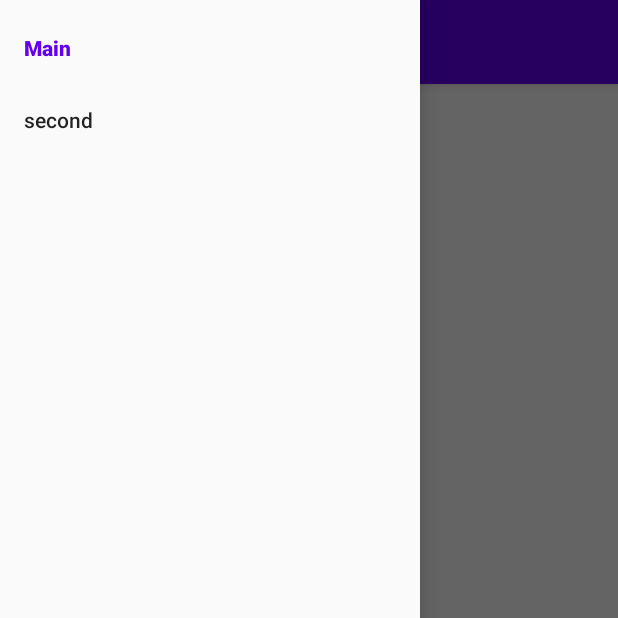
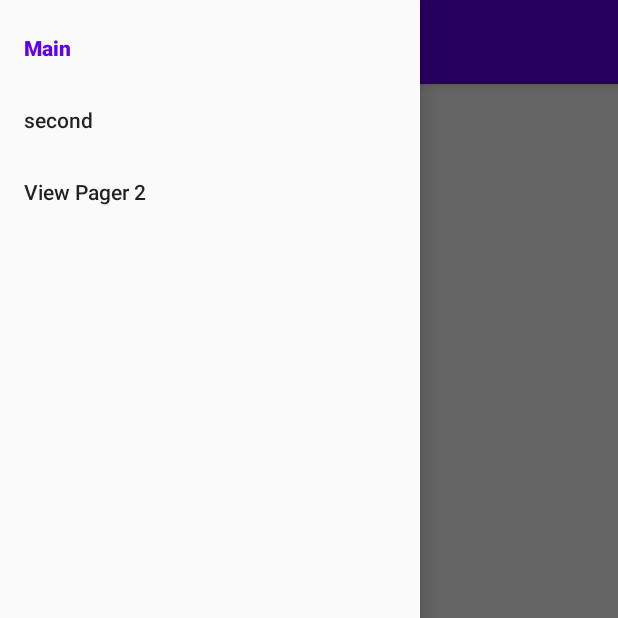
Before and after one commit to ben39053372/My-Todo-App, an Android app: the MainActivity screen opened directly, with no data from a screen before it, with the side drawer open, on a phone screen of 412 x 824 dp, the top half of it. Run offline under Robolectric (Android 15) with nearby library versions, the phone set to English and light mode, and no system bars; our stand-ins replace navigation-ui.

Commit message:
add ViewPager2 example

```diff
--- a/app/src/main/AndroidManifest.xml
+++ b/app/src/main/AndroidManifest.xml
@@ -17,7 +17,7 @@
 
         <!-- region  activity here -->
 
-        <activity android:name=".UI.SplashScreen.SplashActivity">
+        <activity android:name=".ui.splashScreen.SplashActivity">
             <intent-filter>
                 <action android:name="android.intent.action.MAIN" />
                 <category android:name="android.intent.category.LAUNCHER" />
@@ -25,7 +25,7 @@
         </activity>
 
         <activity
-            android:name=".UI.MainActivity"
+            android:name=".ui.MainActivity"
             android:theme="@style/AppTheme" />
 
         <!-- endregion -->
--- a/app/src/main/java/com/ben39053372/myandroidtemplate/UI/MainActivity.kt
+++ b/app/src/main/java/com/ben39053372/myandroidtemplate/ui/MainActivity.kt
@@ -1,4 +1,4 @@
-package com.ben39053372.myandroidtemplate.UI
+package com.ben39053372.myandroidtemplate.ui
 
 import android.os.Bundle
 import androidx.appcompat.app.ActionBarDrawerToggle
--- a/app/src/main/java/com/ben39053372/myandroidtemplate/UI/Home/HomeViewModel.kt
+++ b/app/src/main/java/com/ben39053372/myandroidtemplate/ui/home/HomeViewModel.kt
@@ -1,4 +1,4 @@
-package com.ben39053372.myandroidtemplate.UI.Home
+package com.ben39053372.myandroidtemplate.ui.home
 
 import androidx.lifecycle.ViewModel
 
--- a/app/src/main/java/com/ben39053372/myandroidtemplate/UI/Second/SecondViewModel.kt
+++ b/app/src/main/java/com/ben39053372/myandroidtemplate/ui/second/SecondViewModel.kt
@@ -1,4 +1,4 @@
-package com.ben39053372.myandroidtemplate.UI.Second
+package com.ben39053372.myandroidtemplate.ui.second
 
 import androidx.lifecycle.ViewModel
 
--- a/app/src/main/java/com/ben39053372/myandroidtemplate/UI/SplashScreen/SplashActivity.kt
+++ b/app/src/main/java/com/ben39053372/myandroidtemplate/ui/splashScreen/SplashActivity.kt
@@ -1,10 +1,10 @@
-package com.ben39053372.myandroidtemplate.UI.SplashScreen
+package com.ben39053372.myandroidtemplate.ui.splashScreen
 
 import android.content.Intent
 import android.os.Bundle
 import androidx.appcompat.app.AppCompatActivity
 import androidx.core.splashscreen.SplashScreen.Companion.installSplashScreen
-import com.ben39053372.myandroidtemplate.UI.MainActivity
+import com.ben39053372.myandroidtemplate.ui.MainActivity
 
 class SplashActivity : AppCompatActivity() {
     override fun onCreate(savedInstanceState: Bundle?) {
--- a/app/src/main/res/layout/main_fragment.xml
+++ b/app/src/main/res/layout/main_fragment.xml
@@ -3,7 +3,7 @@
     xmlns:tools="http://schemas.android.com/tools"
     android:layout_width="match_parent"
     android:layout_height="match_parent"
-    tools:context=".UI.Home.HomeFragment">
+    tools:context=".ui.home.HomeFragment">
 
     <TextView
         android:layout_width="match_parent"
--- a/app/src/main/res/layout/second_fragment.xml
+++ b/app/src/main/res/layout/second_fragment.xml
@@ -3,11 +3,11 @@
     xmlns:tools="http://schemas.android.com/tools"
     android:layout_width="match_parent"
     android:layout_height="match_parent"
-    tools:context=".UI.Second.SecondFragment">
+    tools:context=".ui.second.SecondFragment">
 
     <TextView
         android:layout_width="match_parent"
         android:layout_height="match_parent"
-        android:text="Second" />
+        android:text="@string/drawer_title_second" />
 
 </FrameLayout>
--- a/app/src/main/res/menu/menu_drawer.xml
+++ b/app/src/main/res/menu/menu_drawer.xml
@@ -7,4 +7,7 @@
     <item
         android:id="@+id/secondFragment"
         android:title="@string/drawer_title_second" />
+    <item
+        android:id="@+id/viewpager2"
+        android:title="@string/view_pager2" />
 </menu>
--- a/app/src/main/res/navigation/nav_drawer.xml
+++ b/app/src/main/res/navigation/nav_drawer.xml
@@ -7,13 +7,19 @@
 
     <fragment
         android:id="@+id/mainFragment"
-        android:name="com.ben39053372.myandroidtemplate.UI.Home.HomeFragment"
+        android:name="com.ben39053372.myandroidtemplate.ui.home.HomeFragment"
         android:label="@string/Home_title"
         tools:layout="@layout/main_fragment" />
 
     <fragment
         android:id="@+id/secondFragment"
-        android:name="com.ben39053372.myandroidtemplate.UI.Second.SecondFragment"
+        android:name="com.ben39053372.myandroidtemplate.ui.second.SecondFragment"
         android:label="@string/second_fragment_title"
         tools:layout="@layout/second_fragment" />
+
+    <fragment
+        android:id="@+id/viewpager2"
+        android:name="com.ben39053372.myandroidtemplate.ui.viewPager2.ViewPager2Fragment"
+        android:label="@string/view_pager2"
+        tools:layout="@layout/fragment_view_pager2" />
 </navigation>
--- a/app/src/main/res/values/strings.xml
+++ b/app/src/main/res/values/strings.xml
@@ -10,4 +10,5 @@
     <string name="drawer_title_second">second</string>
     <string name="drawer_open">drawer open</string>
     <string name="drawer_close">drawer close</string>
+    <string name="view_pager2">View Pager 2</string>
 </resources>
```
Also changed, not shown: app/src/main/java/com/ben39053372/myandroidtemplate/ui/home/HomeFragment.kt (renamed from app/src/main/java/com/ben39053372/myandroidtemplate/UI/Second/SecondFragment.kt, +5 -6 lines), app/src/main/java/com/ben39053372/myandroidtemplate/ui/second/SecondFragment.kt (renamed from app/src/main/java/com/ben39053372/myandroidtemplate/UI/Home/HomeFragment.kt, +6 -5 lines), app/src/main/java/com/ben39053372/myandroidtemplate/ui/viewPager2/ViewPager2Adapter.kt (added, +47 -0 lines), app/src/main/java/com/ben39053372/myandroidtemplate/ui/viewPager2/ViewPager2Fragment.kt (added, +39 -0 lines), app/src/main/res/layout/fragment_view_pager2.xml (added, +20 -0 lines).
